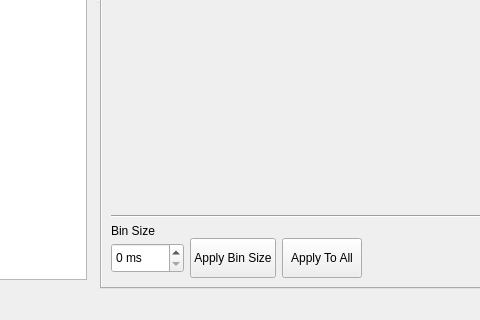
This is ui/mainwindow.ui in BioPhysicsUP/Full_SMS as Qt 5 draws it before an edit; both pictures show x 182 to 662 and y 329 to 649 of the 1106 by 649 pixel window. The edited form follows.
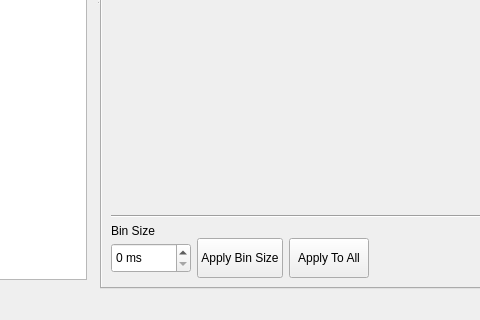
This is the edited form. The open tabs and pages were chosen to show the change. Icons and pictures are not drawn. Custom widgets are drawn as their Qt base class.

```diff
--- a/ui/mainwindow.ui
+++ b/ui/mainwindow.ui
@@ -234,7 +234,7 @@
                </property>
                <property name="minimumSize">
                 <size>
-                 <width>60</width>
+                 <width>80</width>
                  <height>30</height>
                 </size>
                </property>
```
Left out of the diff: 2 changed lines with no effect on the pictures.
